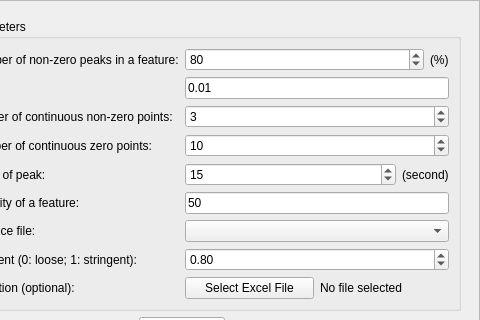
Old version of the form src/main_window.ui in the repository JunYang2021/MetCohort; both pictures show x 320 to 800 and y 0 to 320 of the 800 by 600 pixel window.
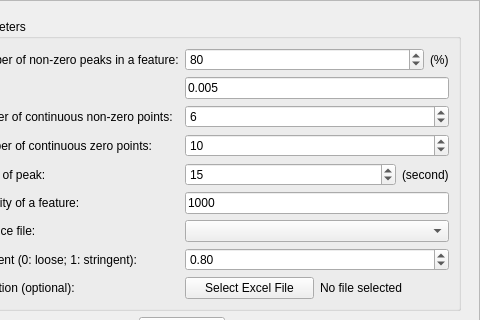
New version of the form. The open tabs and pages were chosen to show the change.

```diff
--- a/src/main_window.ui
+++ b/src/main_window.ui
@@ -545,7 +545,7 @@
               <item row="1" column="1">
                <widget class="QLineEdit" name="lineEdit_5">
                 <property name="text">
-                 <string>0.01</string>
+                 <string>0.005</string>
                 </property>
                </widget>
               </item>
@@ -567,7 +567,7 @@
                    </sizepolicy>
                   </property>
                   <property name="value">
-                   <number>3</number>
+                   <number>6</number>
                   </property>
                  </widget>
                 </item>
@@ -641,7 +641,7 @@
               <item row="5" column="1">
                <widget class="QLineEdit" name="lineEdit_3">
                 <property name="text">
-                 <string>50</string>
+                 <string>1000</string>
                 </property>
                </widget>
               </item>
```
Left out of the diff: 4 changed lines with no effect on the pictures.
